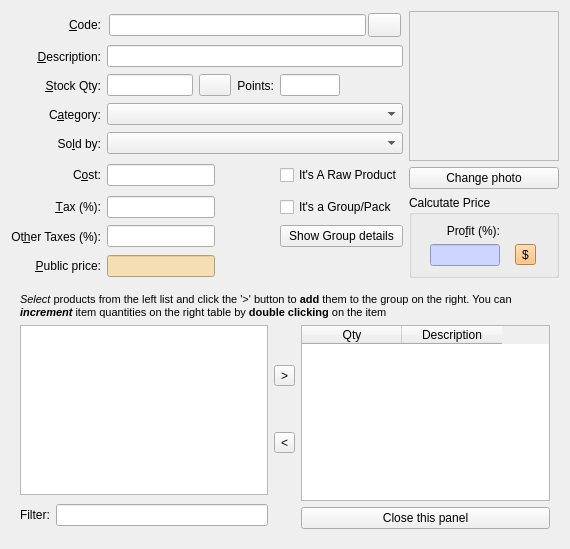
Above: squeeze/src/ui/producteditor.ui from miguelchavez/lemonpos before the change. Below: the same form after it.
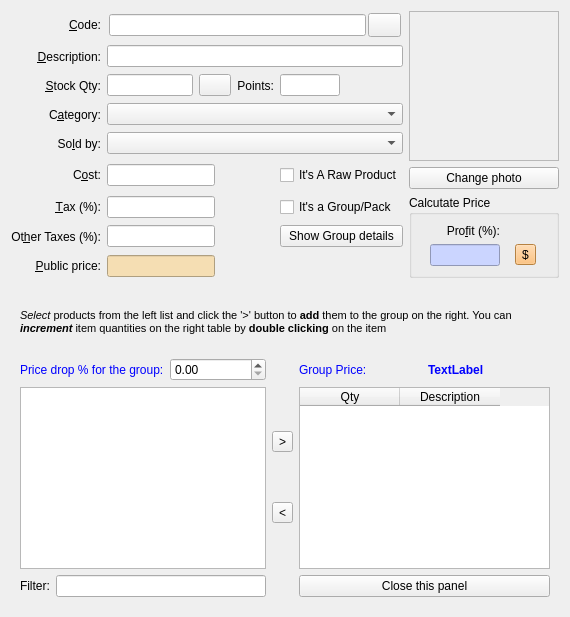
That is the form after the change.

Commit message: Adding a field on products table to save a price-drop percentage for groups based on contents prices. Breaking the String Freeze but it will worth

The edit to the form file:
```diff
--- a/squeeze/src/ui/producteditor.ui
+++ b/squeeze/src/ui/producteditor.ui
@@ -7,7 +7,7 @@
     <x>0</x>
     <y>0</y>
     <width>570</width>
-    <height>549</height>
+    <height>617</height>
    </rect>
   </property>
   <property name="sizePolicy">
@@ -1009,7 +1009,7 @@
    <item row="9" column="0" colspan="6">
     <widget class="QFrame" name="groupsPanel">
      <layout class="QGridLayout" name="gridLayout_2">
-      <item row="0" column="0" colspan="3">
+      <item row="0" column="0" rowspan="2" colspan="4">
        <layout class="QHBoxLayout" name="horizontalLayout_2">
         <item>
          <widget class="QLabel" name="label">
@@ -1027,7 +1027,49 @@
         </item>
        </layout>
       </item>
-      <item row="1" column="0">
+      <item row="2" column="0" colspan="2">
+       <layout class="QHBoxLayout" name="horizontalLayout_3">
+        <item>
+         <widget class="QLabel" name="label_6">
+          <property name="styleSheet">
+           <string notr="true">color:blue;</string>
+          </property>
+          <property name="text">
+           <string>Price drop % for the group:</string>
+          </property>
+         </widget>
+        </item>
+        <item>
+         <widget class="QDoubleSpinBox" name="editGroupPriceDrop"/>
+        </item>
+       </layout>
+      </item>
+      <item row="2" column="3">
+       <layout class="QHBoxLayout" name="horizontalLayout_4">
+        <item>
+         <widget class="QLabel" name="label_4">
+          <property name="styleSheet">
+           <string notr="true">color:blue;</string>
+          </property>
+          <property name="text">
+           <string>Group Price:</string>
+          </property>
+         </widget>
+        </item>
+        <item>
+         <widget class="QLabel" name="lblGPrice">
+          <property name="styleSheet">
+           <string notr="true">font-weight:bold;
+color: blue;</string>
+          </property>
+          <property name="text">
+           <string>TextLabel</string>
+          </property>
+         </widget>
+        </item>
+       </layout>
+      </item>
+      <item row="3" column="0" colspan="2">
        <widget class="QListView" name="sourcePView">
         <property name="editTriggers">
          <set>QAbstractItemView::NoEditTriggers</set>
@@ -1046,7 +1088,7 @@
         </property>
        </widget>
       </item>
-      <item row="1" column="1">
+      <item row="3" column="2">
        <layout class="QVBoxLayout" name="verticalLayout">
         <item>
          <widget class="QToolButton" name="btnAdd">
@@ -1070,7 +1112,33 @@
         </item>
        </layout>
       </item>
-      <item row="2" column="0" rowspan="2">
+      <item row="3" column="3">
+       <widget class="QTableWidget" name="groupView">
+        <property name="styleSheet">
+         <string notr="true"/>
+        </property>
+        <property name="editTriggers">
+         <set>QAbstractItemView::NoEditTriggers</set>
+        </property>
+        <property name="selectionMode">
+         <enum>QAbstractItemView::SingleSelection</enum>
+        </property>
+        <property name="selectionBehavior">
+         <enum>QAbstractItemView::SelectRows</enum>
+        </property>
+        <column>
+         <property name="text">
+          <string>Qty</string>
+         </property>
+        </column>
+        <column>
+         <property name="text">
+          <string>Description</string>
+         </property>
+        </column>
+       </widget>
+      </item>
+      <item row="4" column="0" colspan="2">
        <layout class="QHBoxLayout" name="horizontalLayout">
         <item>
          <widget class="QLabel" name="label_2">
@@ -1091,39 +1159,13 @@
         </item>
        </layout>
       </item>
-      <item row="3" column="2">
+      <item row="4" column="3">
        <widget class="QPushButton" name="btnCloseGroup">
         <property name="text">
          <string>Close this panel</string>
         </property>
        </widget>
       </item>
-      <item row="1" column="2" rowspan="2">
-       <widget class="QTableWidget" name="groupView">
-        <property name="styleSheet">
-         <string notr="true"/>
-        </property>
-        <property name="editTriggers">
-         <set>QAbstractItemView::NoEditTriggers</set>
-        </property>
-        <property name="selectionMode">
-         <enum>QAbstractItemView::SingleSelection</enum>
-        </property>
-        <property name="selectionBehavior">
-         <enum>QAbstractItemView::SelectRows</enum>
-        </property>
-        <column>
-         <property name="text">
-          <string>Qty</string>
-         </property>
-        </column>
-        <column>
-         <property name="text">
-          <string>Description</string>
-         </property>
-        </column>
-       </widget>
-      </item>
      </layout>
     </widget>
    </item>
```
Left out of the diff: 14 changed lines with no effect on the pictures. The commit also changes 6 other files.
